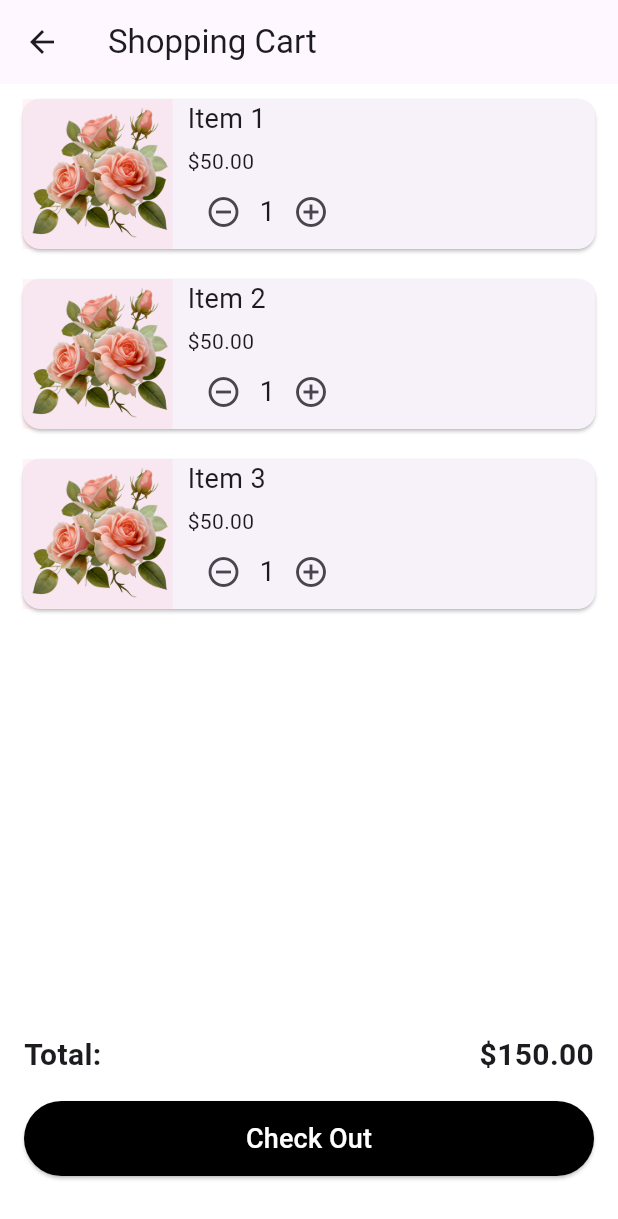
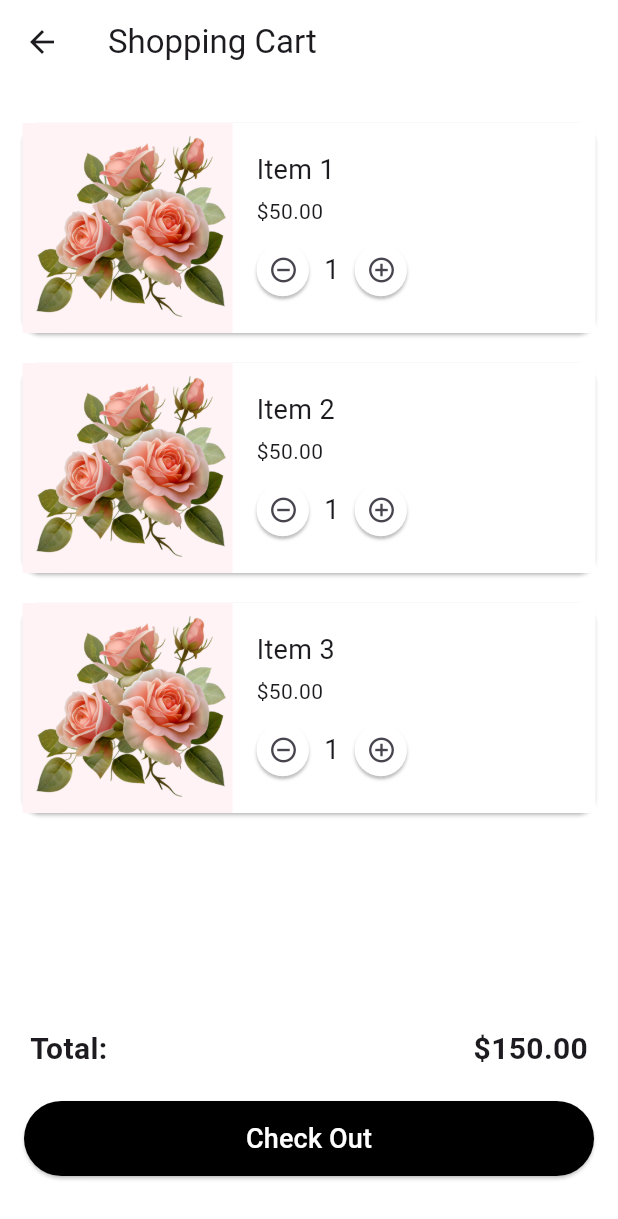
Before and after one commit to trongtran1211/flutter_dart_flower, a Flutter app: the CartScreen screen opened by its route, on a phone screen of 412 x 824 dp. Shown: the top 1219 px of the screen. Run offline on Flutter 3.47's test engine with Material 3 defaults, Android fonts, the phone set to English and light mode, and no system bars; our stand-ins replace flutter_svg.

Commit message:
Điều chỉnh giao diện

```diff
--- a/flower_shop/lib/constants.dart
+++ b/flower_shop/lib/constants.dart
@@ -1,5 +1,5 @@
 import 'package:flutter/material.dart';
-
+//mau chinh, mau phu
 const kcolormajor  = Color(0xFFFFBBCB);
 const kcolorminor  = Color(0xFFFF85A1);
 
@@ -8,7 +8,11 @@ const color1 = Color(0xFF86CDEC);
 const color2 = Color(0xFF967BB6);
 const colot3 = Color(0xFFFFE454);
 const color4 = Color(0xFFFFBBCB);
+//mau co ban
+const white = Colors.white;
+const black = Colors.black;
 
+//mau nut dam, mau nut nhat
 const kPrimaryColor = Color.fromRGBO(0, 0, 0, 1);
 const kWhite = Color.fromARGB(255, 182, 182, 182);
 const kPrimaryLightColor = Color.fromARGB(255, 65, 65, 65);
@@ -17,8 +21,11 @@ const kPrimaryGradientColor = LinearGradient(
   end: Alignment.bottomRight,
   colors: [Color(0xFFFFA53E), Color(0xFFFF7643)],
 );
+//mau navigator
 const kSecondaryColor = Color(0xFFFA1056);
+//mau text
 const kTextColor = Colors.black;
+
 
 const kAnimationDuration = Duration(milliseconds: 200);
 
--- a/flower_shop/lib/screens/cart_screen/cart_item.dart
+++ b/flower_shop/lib/screens/cart_screen/cart_item.dart
@@ -47,24 +47,25 @@ class _CartItemWidgetState extends State<CartItemWidget> {
       margin: const EdgeInsets.symmetric(vertical: 10, horizontal: 15),
       child: Padding(
         padding: const EdgeInsets.all(0),
+
+        child: Container(
+          color: Colors.white, // Màu nền của Container là trắng
           child: Row(
             children: [
+              // Hình ảnh sản phẩm
               Container(
                 decoration: BoxDecoration(
-                color: kcolorminor.withOpacity(
-                    0.1), // Màu nền tím, có thể điều chỉnh theo ý của bạn
+                  color: kcolorminor.withOpacity(0.1), // Màu nền tím, có thể điều chỉnh theo ý của bạn
                   // Để bo tròn viền
                 ),
-              width: 100,
-              height: 100,
+                width: 140,
+                height: 140,
                 child: Image.asset(
                   widget.cartItem.img,
-                width: 100,
-                height: 100,
                   fit: BoxFit.cover,
                 ),
               ),
-            const SizedBox(width: 10),
+              const SizedBox(width: 16),
               Expanded(
                 child: Column(
                   crossAxisAlignment: CrossAxisAlignment.start,
@@ -73,18 +74,55 @@ class _CartItemWidgetState extends State<CartItemWidget> {
                         style: const TextStyle(fontSize: 18)),
                     const SizedBox(height: 5),
                     Text(
-                      "\$${(widget.cartItem.price * widget.cartItem.quantity).toStringAsFixed(2)}"),
+                      "\$${(widget.cartItem.price * widget.cartItem.quantity).toStringAsFixed(2)}",
+                    ),
+                    const SizedBox(height: 5),
                     Row(
                       children: [
-                      IconButton(
+                        Container(
+                          decoration: const BoxDecoration(
+                            color: Colors.white,
+                            shape: BoxShape.circle,
+                            boxShadow: [
+                              BoxShadow(
+                                color: Colors.black26,
+                                blurRadius: 1,
+                                offset: Offset(0, 2),
+                              ),
+                            ],
+                          ),
+                          child: SizedBox(
+                            width: 35,
+                            child: IconButton(
+                              iconSize: 20,
                               icon: const Icon(Icons.remove_circle_outline),
                               onPressed: _decreaseQuantity,
                             ),
-                      Text(widget.cartItem.quantity.toString(),
-                          style: const TextStyle(fontSize: 18)),
-                      IconButton(
+                          ),
+                        ),
+                        const SizedBox(width: 10),
+                        Text(widget.cartItem.quantity.toString(), style: const TextStyle(fontSize: 18)),
+                        const SizedBox(width: 10),
+                        Container(
+                          decoration: const BoxDecoration(
+                            color: Colors.white,
+                            shape: BoxShape.circle,
+                            boxShadow: [
+                              BoxShadow(
+                                color: Colors.black26,
+                                blurRadius: 1,
+                                offset: Offset(0, 2),
+                              ),
+                            ],
+                          ),
+                          child: SizedBox(
+                            width: 35,
+                            child: IconButton(
+                              iconSize: 20,
                               icon: const Icon(Icons.add_circle_outline),
                               onPressed: _increaseQuantity,
+                            ),
+                          ),
                         ),
                       ],
                     ),
@@ -94,6 +132,7 @@ class _CartItemWidgetState extends State<CartItemWidget> {
             ],
           ),
         ),
+      ),
     );
   }
 }
--- a/flower_shop/lib/screens/cart_screen/cart_screen.dart
+++ b/flower_shop/lib/screens/cart_screen/cart_screen.dart
@@ -1,4 +1,5 @@
 import 'package:flutter/material.dart';
+import 'package:health_care/constants.dart';
 import 'package:health_care/mainpage.dart';
 import 'package:health_care/screens/home_screen/home_screen.dart';
 import 'cart_item.dart';
@@ -52,10 +53,13 @@ class _CartScreenState extends State<CartScreen> {
             Navigator.of(context).pushNamed(Mainpage.routeName);
           },
         ),
+        backgroundColor: white,
       ),
+
       body: Column(
         children: [
           // Danh sách các sản phẩm trong giỏ hàng
+          const SizedBox(height: 16),
           Expanded(
             child: ListView.builder(
               itemCount: cartItems.length,
@@ -69,7 +73,7 @@ class _CartScreenState extends State<CartScreen> {
           ),
           // Hiển thị tổng giá tiền
           Padding(
-            padding: const EdgeInsets.all(16.0),
+            padding: const EdgeInsets.all(20.0),
             child: Row(
               mainAxisAlignment: MainAxisAlignment.spaceBetween,
               children: [
```
Lines whose indentation alone changed are shown as unchanged.
